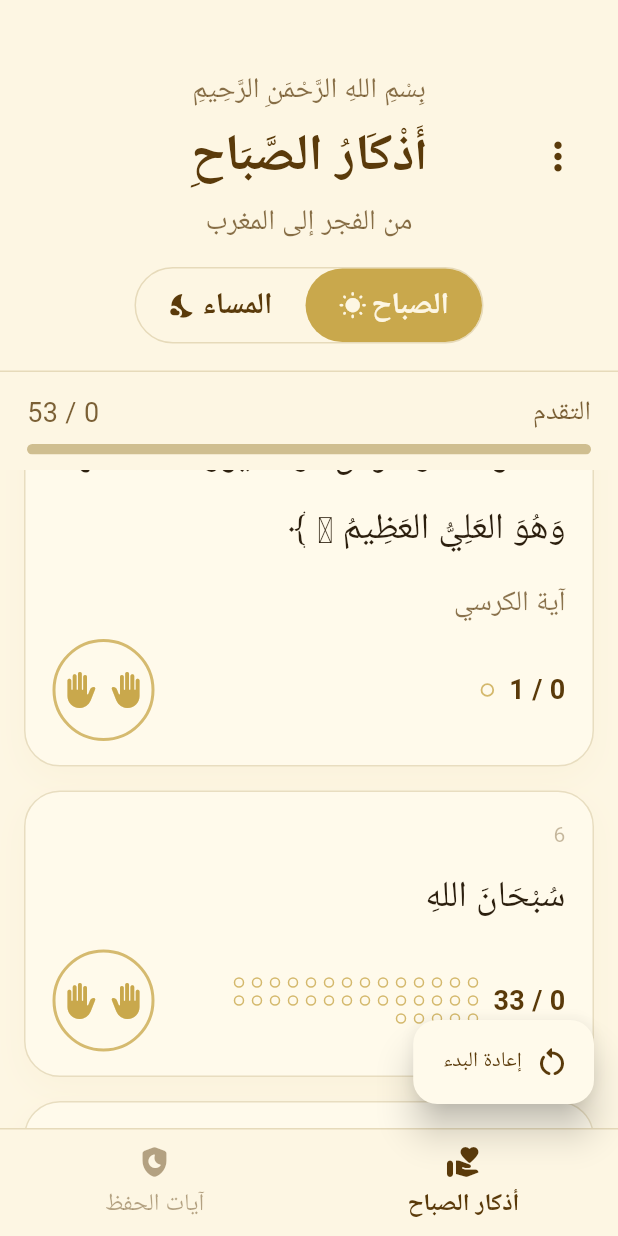
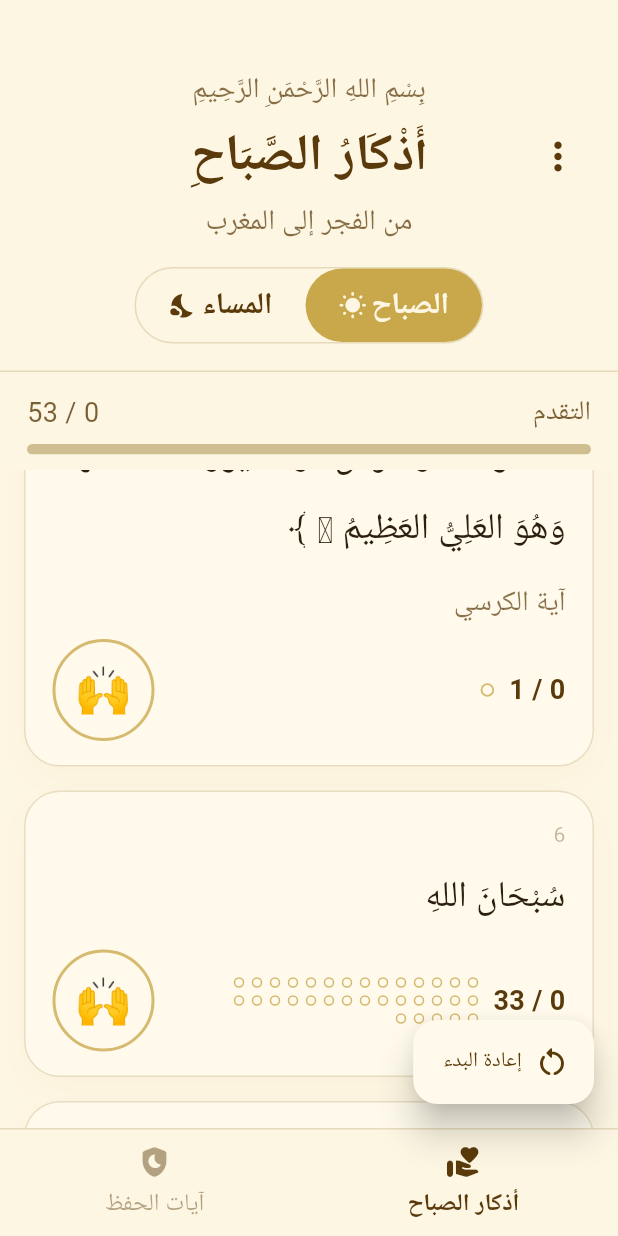
Before and after one commit to MSaeedN7/azkar-web, a Flutter app: the screen it shows after launch, scrolled down 2304 dp, on a phone screen of 412 x 824 dp. Run offline on Flutter 3.47's test engine with Material 3 defaults, Android fonts, the phone set to English and light mode, and no system bars; our stand-ins replace flutter_local_notifications, flutter_timezone, geolocator, google_fonts, shared_preferences, timezone and 1 more; missing offline and left inert: workmanager; Roboto replaces fonts that are missing (Amiri); statements that could not run were skipped.

Commit message:
Use emoji for prayer button

```diff
--- a/lib/main.dart
+++ b/lib/main.dart
@@ -1537,30 +1537,18 @@ class _AzkarHomePageState extends State<AzkarHomePage> {
           child: done
               ? const Icon(Icons.check_rounded,
                   color: Color(0xFF4CAF50), size: 30)
-              : Row(
-                  mainAxisSize: MainAxisSize.min,
-                  children: [
-                    Transform.translate(
-                      offset: const Offset(3, 0),
-                      child: Icon(
-                        Icons.back_hand_rounded,
-                        color: colors.accent,
-                        size: 24,
-                      ),
-                    ),
-                    Transform(
-                      alignment: Alignment.center,
-                      transform: Matrix4.identity()..scaleByDouble(-1.0, 1.0, 1.0, 1.0),
-                      child: Transform.translate(
-                        offset: const Offset(3, 0),
-                        child: Icon(
-                          Icons.back_hand_rounded,
-                          color: colors.accent,
-                          size: 24,
-                        ),
-                      ),
-                    ),
-                  ],
+              : const Text(
+                  '🙌',
+                  textAlign: TextAlign.center,
+                  style: TextStyle(
+                    fontSize: 30,
+                    height: 1,
+                    fontFamilyFallback: [
+                      'Segoe UI Emoji',
+                      'Noto Color Emoji',
+                      'Apple Color Emoji',
+                    ],
+                  ),
                 ),
         ),
       ),
```
